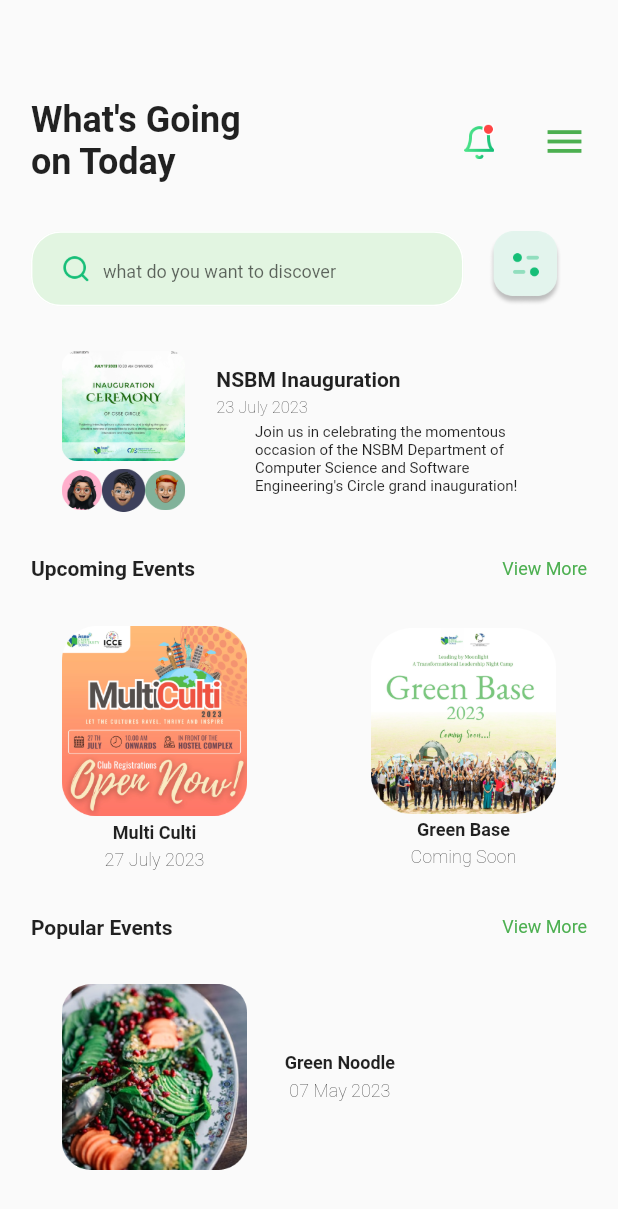
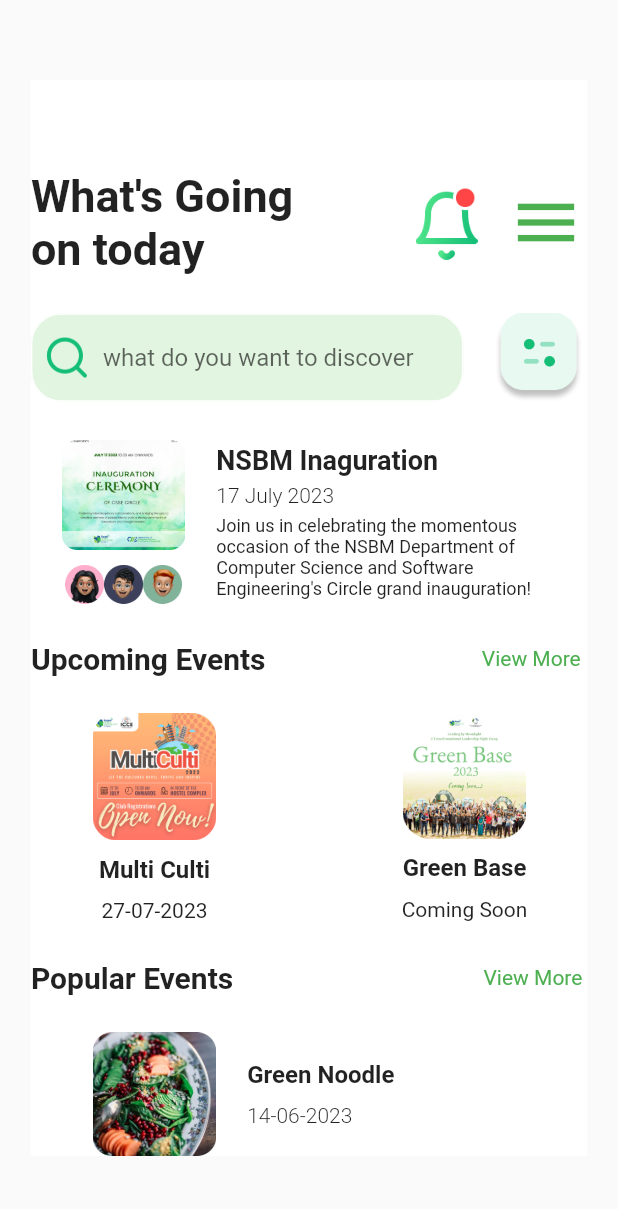
Before and after one commit to ISHANKA-git/NEventify, a Flutter app: the HomePage screen opened directly, on a phone screen of 412 x 824 dp. Shown: the top 1209 px of the screen. Run offline on Flutter 3.47's test engine with Material 2 defaults, Android fonts, the phone set to English and light mode, and no system bars; our stand-ins replace firebase_auth, firebase_core, google_fonts; accounts and stored records are empty.

Commit message:
Revert "Merge branch 'main' of https://github.com/ISHANKA-git/NEventify"
This reverts commit 860b42f3297a06c61016fa24f129c5f87ab9d760, reversing
changes made to 7a8a5ee82c5e47074321a9618596b26ba3b596a7.

```diff
--- a/lib/views/home_page.dart
+++ b/lib/views/home_page.dart
@@ -13,87 +13,73 @@
   Widget build(BuildContext context) {
     final screenwidth = MediaQuery.of(context).size.width;
     return Scaffold(
+      //backgroundColor: const Color.fromARGB(255, 170, 168, 168),
       body: Row(
         children: [
-          Expanded(
-            flex: 1,
-            child: Container(),
+          Container(
+            //left side margin
+            width: screenwidth * .05,
           ),
           SingleChildScrollView(
-            child: Expanded(
-              flex: 18,
-              child: SizedBox(
+            child: Container(
+              //body
+              color: Colors.white,
               width: screenwidth * .9,
               child: Column(
                 children: [
                   const SizedBox(
-                      height: 20,
+                    height: 60,
                   ),
                   Row(
+                    //1st row sesction
                     children: [
+                      const Text(
+                        "What's Going \non today",
+                        style: TextStyle(
+                            fontSize: 30, fontWeight: FontWeight.bold),
+                      ),
                       SizedBox(
-                          height: 60,
-                          width: screenwidth * .6,
-                          child: const Align(
-                            alignment: Alignment.centerLeft,
-                            child: Text(
-                              "What's Going\non Today",
-                              style: TextStyle(
-                                  fontSize: 24, fontWeight: FontWeight.bold),
+                        width: screenwidth * .18,
                       ),
+                      SizedBox(
+                        child: Image.asset(
+                          "assets/homePage/notificationicon.png",
+                          width: screenwidth * .1,
                         ),
                       ),
                       SizedBox(
-                          height: 60,
-                          width: screenwidth * .15,
-                          child: Align(
-                            alignment: Alignment.centerRight,
-                            child: Image.asset(
-                              "assets/homePage/notificationicon.png",
-                              scale: 4,
+                        width: screenwidth * .05,
                       ),
-                          ),
-                        ),
-                        SizedBox(
-                          height: 60,
-                          width: screenwidth * .15,
-                          child: const Align(
-                            alignment: Alignment.centerRight,
-                            child: Icon(
+                      const Icon(
                         Icons.menu,
                         color: Colors.green,
-                              size: 30,
-                            ),
-                          ),
+                        size: 50,
                       ),
                     ],
                   ),
                   const SizedBox(
-                      height: 30,
+                    height: 25,
                   ),
                   Row(
+                    //2nd row section
                     children: [
                       SizedBox(
-                          height: 50,
                         width: screenwidth * .7,
                         child: TextField(
                           decoration: InputDecoration(
                             filled: true,
-                              fillColor:
-                                  const Color.fromARGB(255, 226, 245, 225),
+                            fillColor: const Color.fromARGB(255, 226, 245, 225),
                             hintText: 'what do you want to discover',
-                              hintStyle: const TextStyle(fontSize: 12),
                             prefixIcon: IconButton(
                               alignment: Alignment.centerRight,
+                              iconSize: 30,
                               onPressed: () {},
                               icon: Image.asset(
                                 'assets/homePage/searchicon.png',
-                                  width: 20,
                               ),
                             ),
                             enabledBorder: OutlineInputBorder(
-                                borderSide:
-                                    const BorderSide(color: Colors.white),
+                              borderSide: const BorderSide(color: Colors.white),
                               borderRadius: BorderRadius.circular(20),
                             ),
                           ),
@@ -101,260 +87,231 @@
                         ),
                       ),
                       SizedBox(
-                          width: screenwidth * .2,
-                          height: 50,
-                          child: Image.asset("assets/homePage/filtericon.png"),
+                        width: screenwidth * .05,
+                      ),
+                      Image.asset(
+                        'assets/homePage/filtericon.png',
+                        height: 60,
                       ),
                     ],
                   ),
                   const SizedBox(
-                      height: 30,
+                    height: 25,
+                  ),
+                  Row(
+                    //3rd row section
+                    children: [
+                      Container(
+                        width: screenwidth * .05,
+                      ),
+                      Column(
+                        children: [
+                          Image.asset(
+                            'assets/homePage/ceremony.png',
+                            width: screenwidth * .2,
+                          ),
+                          const SizedBox(
+                            height: 10,
                           ),
                           Row(
                             children: [
+                              Image.asset(
+                                'assets/homePage/p1.png',
+                                width: screenwidth * .063,
+                              ),
+                              Image.asset(
+                                'assets/homePage/p2.png',
+                                width: screenwidth * .063,
+                              ),
+                              Image.asset(
+                                'assets/homePage/p3.png',
+                                width: screenwidth * .063,
+                              ),
+                            ],
+                          ),
+                        ],
+                      ),
                       Container(
-                          color: Colors.amber,
                         width: screenwidth * .05,
                       ),
-                        SizedBox(
-                          width: screenwidth * .2,
-                          child: Column(
+                      const Column(
+                        crossAxisAlignment: CrossAxisAlignment.start,
                         children: [
-                              SizedBox(
-                                width: screenwidth * .2,
-                                child: Image.asset(
-                                  "assets/homePage/ceremony.png",
-                                  width: screenwidth * .2,
+                          Text(
+                            'NSBM Inaguration',
+                            style: TextStyle(
+                              fontSize: 18,
+                              fontWeight: FontWeight.bold,
                             ),
                           ),
-                              const SizedBox(
+                          SizedBox(
                             height: 5,
                           ),
+                          Text(
+                            '17 July 2023',
+                            style: TextStyle(fontWeight: FontWeight.w300),
+                          ),
                           SizedBox(
-                                width: screenwidth * .2,
-                                child: Row(
-                                  children: [
-                                    Image.asset(
-                                      "assets/homePage/p1.png",
-                                      width: screenwidth * .065,
+                            height: 5,
                           ),
-                                    Image.asset(
-                                      "assets/homePage/p2.png",
-                                      width: screenwidth * .07,
-                                    ),
-                                    Image.asset(
-                                      "assets/homePage/p3.png",
-                                      width: screenwidth * .065,
+                          Text(
+                            "Join us in celebrating the momentous\noccasion of the NSBM Department of\nComputer Science and Software\nEngineering's Circle grand inauguration!",
+                            style: TextStyle(fontSize: 12),
                           ),
                         ],
+                      ),
+                      SizedBox(
+                        width: screenwidth * .05,
+                      ),
+                    ],
+                  ),
+                  const SizedBox(
+                    height: 25,
+                  ),
+                  Row(
+                    //4th row section
+                    children: [
+                      const Text(
+                        "Upcoming Events",
+                        style: TextStyle(
+                            fontSize: 20, fontWeight: FontWeight.bold),
+                      ),
+                      SizedBox(
+                        width: screenwidth * .35,
+                      ),
+                      const Text(
+                        'View More',
+                        style: TextStyle(
+                          fontSize: 14,
+                          color: Colors.green,
                         ),
                       ),
                     ],
                   ),
+                  const SizedBox(
+                    height: 25,
                   ),
-                        Container(
+                  Row(
+                    //5th row section
+
+                    children: [
+                      SizedBox(
+                        width: screenwidth * .1,
+                      ),
+                      Column(
+                        children: [
+                          Image.asset(
+                            'assets/homePage/multiculti.png',
+                            width: screenwidth * .2,
+                          ),
+                          const SizedBox(
+                            height: 10,
+                          ),
+                          const Text(
+                            "Multi Culti",
+                            style: TextStyle(
+                                fontWeight: FontWeight.bold, fontSize: 16),
+                          ),
+                          const SizedBox(
+                            height: 10,
+                          ),
+                          const Text(
+                            '27-07-2023',
+                            style: TextStyle(fontWeight: FontWeight.w400),
+                          ),
+                        ],
+                      ),
+                      SizedBox(
+                        width: screenwidth * .3,
+                      ),
+                      Column(
+                        children: [
+                          Image.asset(
+                            'assets/homePage/greenbase.png',
+                            width: screenwidth * .2,
+                          ),
+                          const SizedBox(
+                            height: 10,
+                          ),
+                          const Text(
+                            "Green Base",
+                            style: TextStyle(
+                                fontSize: 16, fontWeight: FontWeight.bold),
+                          ),
+                          const SizedBox(
+                            height: 10,
+                          ),
+                          const Text(
+                            'Coming Soon',
+                            style: TextStyle(fontWeight: FontWeight.w400),
+                          ),
+                        ],
+                      ),
+                    ],
+                  ),
+                  const SizedBox(
+                    height: 25,
+                  ),
+                  Row(
+                    children: [
+                      const Text(
+                        "Popular Events",
+                        style: TextStyle(
+                            fontSize: 20, fontWeight: FontWeight.bold),
+                      ),
+                      SizedBox(
+                        width: screenwidth * .405,
+                      ),
+                      const Text(
+                        'View More',
+                        style: TextStyle(
+                          fontSize: 14,
+                          color: Colors.green,
+                        ),
+                      ),
+                    ],
+                  ),
+                  const SizedBox(
+                    height: 25,
+                  ),
+                  Row(
+                    children: [
+                      SizedBox(
+                        width: screenwidth * .1,
+                      ),
+                      Image.asset(
+                        "assets/homePage/greenn.png",
+                        width: screenwidth * .2,
+                      ),
+                      SizedBox(
                         width: screenwidth * .05,
                       ),
+                      const Column(
+                        crossAxisAlignment: CrossAxisAlignment.start,
+                        children: [
+                          Text(
+                            'Green Noodle',
+                            style: TextStyle(
+                                fontSize: 16, fontWeight: FontWeight.bold),
+                          ),
                           SizedBox(
-                          width: screenwidth * .55,
-                          child: const Align(
-                            alignment: Alignment.topLeft,
-                            child: Column(
-                              children: [
-                                Align(
-                                  alignment: Alignment.bottomLeft,
-                                  child: Text(
-                                    "NSBM Inauguration",
-                                    style: TextStyle(
-                                        fontSize: 14,
-                                        fontWeight: FontWeight.bold),
-                                  ),
-                                ),
-                                Padding(
-                                  padding: EdgeInsets.only(bottom: 4, top: 4),
-                                  child: Align(
-                                    alignment: Alignment.bottomLeft,
-                                    child: Text(
-                                      "23 July 2023",
-                                      style: TextStyle(
-                                          fontSize: 11,
-                                          fontWeight: FontWeight.w200),
-                                    ),
-                                  ),
+                            height: 10,
                           ),
                           Text(
-                                  "Join us in celebrating the momentous\noccasion of the NSBM Department of\nComputer Science and Software\nEngineering's Circle grand inauguration!",
-                                  style: TextStyle(fontSize: 10),
+                            '14-06-2023',
+                            style: TextStyle(fontWeight: FontWeight.w300),
+                          ),
+                        ],
+                      ),
+                    ],
                   ),
                 ],
               ),
             ),
           ),
           Container(
+            //right side margin
             width: screenwidth * .05,
-                        ),
-                      ],
-                    ),
-                    const SizedBox(
-                      height: 30,
-                    ),
-                    Row(
-                      children: [
-                        SizedBox(
-                          width: screenwidth * .45,
-                          child: const Align(
-                            alignment: Alignment.centerLeft,
-                            child: Text(
-                              "Upcoming Events",
-                              style: TextStyle(
-                                  fontSize: 14, fontWeight: FontWeight.bold),
-                            ),
-                          ),
-                        ),
-                        SizedBox(
-                          width: screenwidth * .45,
-                          child: const Align(
-                              alignment: Alignment.centerRight,
-                              child: Text(
-                                "View More",
-                                style: TextStyle(
-                                    fontSize: 12, color: Colors.green),
-                              )),
-                        ),
-                      ],
-                    ),
-                    const SizedBox(
-                      height: 30,
-                    ),
-                    Row(
-                      children: [
-                        Container(
-                          width: screenwidth * .05,
-                        ),
-                        SizedBox(
-                          width: screenwidth * .3,
-                          child: Column(
-                            children: [
-                              Image.asset("assets/homePage/multiculti.png"),
-                              const Padding(
-                                padding: EdgeInsets.only(top: 4, bottom: 4),
-                                child: Text(
-                                  "Multi Culti",
-                                  style: TextStyle(
-                                      fontSize: 12,
-                                      fontWeight: FontWeight.w600),
-                                ),
-                              ),
-                              const Text(
-                                "27 July 2023",
-                                style: TextStyle(
-                                    fontSize: 12, fontWeight: FontWeight.w200),
-                              ),
-                            ],
-                          ),
-                        ),
-                        Container(
-                          width: screenwidth * .2,
-                        ),
-                        SizedBox(
-                          width: screenwidth * .3,
-                          child: Column(
-                            children: [
-                              Image.asset("assets/homePage/greenbase.png"),
-                              const Padding(
-                                padding: EdgeInsets.only(top: 4, bottom: 4),
-                                child: Text(
-                                  "Green Base",
-                                  style: TextStyle(
-                                      fontSize: 12,
-                                      fontWeight: FontWeight.w600),
-                                ),
-                              ),
-                              const Text(
-                                "Coming Soon",
-                                style: TextStyle(
-                                    fontSize: 12, fontWeight: FontWeight.w200),
-                              ),
-                            ],
-                          ),
-                        ),
-                        Container(
-                          width: screenwidth * .05,
-                        ),
-                      ],
-                    ),
-                    const SizedBox(
-                      height: 30,
-                    ),
-                    Row(
-                      children: [
-                        SizedBox(
-                          width: screenwidth * .45,
-                          child: const Align(
-                            alignment: Alignment.centerLeft,
-                            child: Text(
-                              "Popular Events",
-                              style: TextStyle(
-                                  fontSize: 14, fontWeight: FontWeight.bold),
-                            ),
-                          ),
-                        ),
-                        SizedBox(
-                          width: screenwidth * .45,
-                          child: const Align(
-                              alignment: Alignment.centerRight,
-                              child: Text(
-                                "View More",
-                                style: TextStyle(
-                                  color: Colors.green,
-                                  fontSize: 12,
-                                ),
-                              )),
-                        ),
-                      ],
-                    ),
-                    const SizedBox(
-                      height: 30,
-                    ),
-                    Row(
-                      children: [
-                        Container(
-                          width: screenwidth * .05,
-                        ),
-                        SizedBox(
-                          width: screenwidth * .3,
-                          child: Image.asset("assets/homePage/greenn.png"),
-                        ),
-                        SizedBox(
-                          width: screenwidth * .3,
-                          child: const Column(
-                            children: [
-                              Text(
-                                "Green Noodle",
-                                style: TextStyle(
-                                    fontSize: 12, fontWeight: FontWeight.w600),
-                              ),
-                              SizedBox(
-                                height: 5,
-                              ),
-                              Text(
-                                "07 May 2023",
-                                style: TextStyle(
-                                    fontSize: 12, fontWeight: FontWeight.w200),
-                              ),
-                            ],
-                          ),
-                        ),
-                      ],
-                    )
-                  ],
-                ),
-              ),
-            ),
-          ),
-          Expanded(
-            flex: 1,
-            child: Container(),
           ),
         ],
       ),
```
Lines whose indentation alone changed are shown as unchanged.
